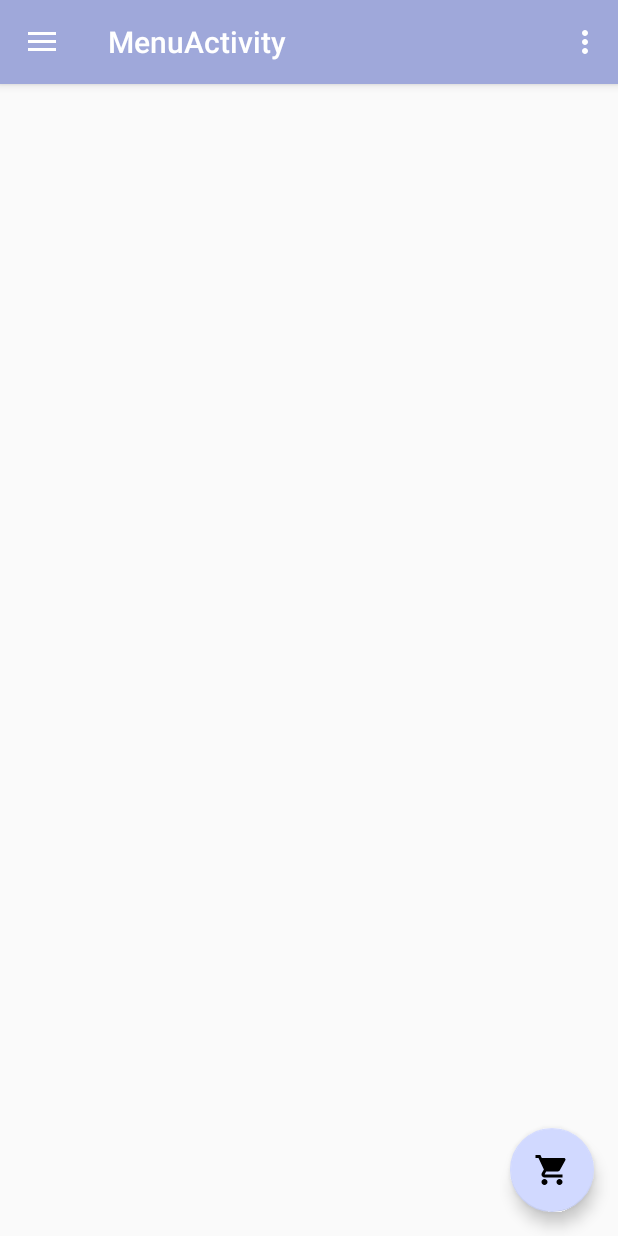
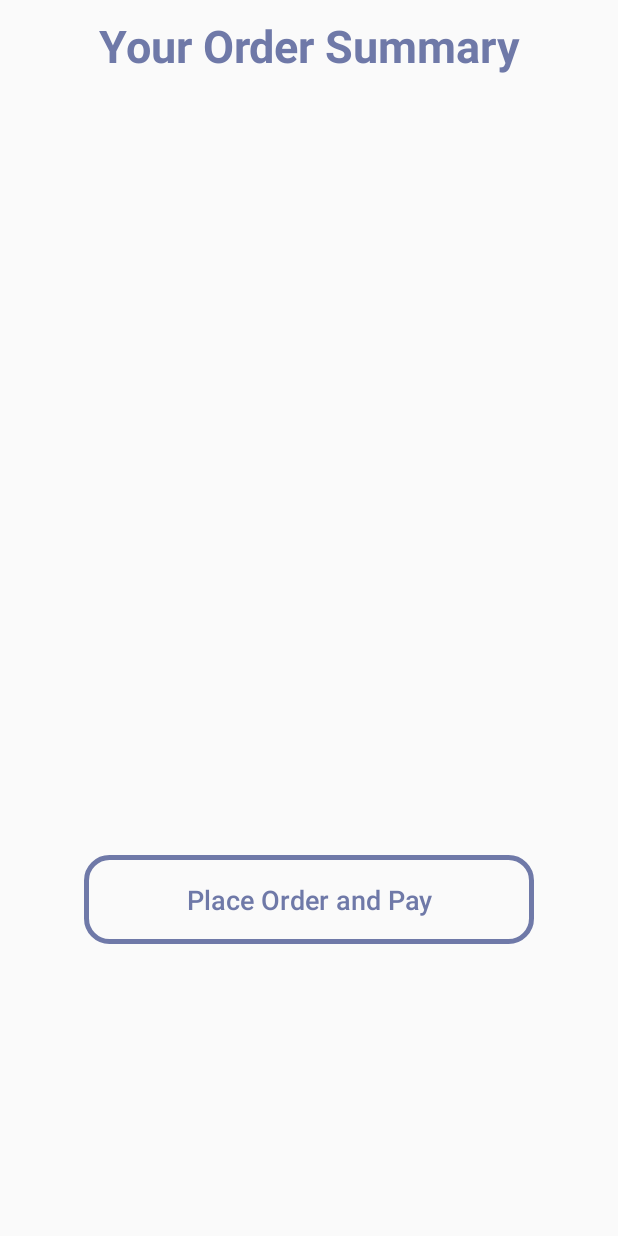
Before and after one commit to nindyahapsari/BubTeaApp, an Android app: the MenuActivity screen opened directly, with no data from a screen before it, in the side drawer, after a tap on "Cart", on a phone screen of 412 x 824 dp. Run offline under Robolectric (Android 15) with nearby library versions, the phone set to English and light mode, and no system bars; our stand-ins replace Firebase (no records; nobody signed in at launch, a user with empty details on screens opened directly), Picasso; libraries missing offline, so code that uses them is left out: io.paperdb; 3 statements that could not run were skipped.

Commit message:
Made change for the UI main layout, update cart function and cart UI

```diff
--- a/app/src/main/AndroidManifest.xml
+++ b/app/src/main/AndroidManifest.xml
@@ -14,7 +14,8 @@
         android:supportsRtl="true"
         android:theme="@style/AppTheme"
         tools:ignore="AllowBackup">
-        <activity android:name=".ProductDetailActivity"></activity>
+        <activity android:name=".CartActivity"></activity>
+        <activity android:name=".ProductDetailActivity" />
         <activity
             android:name=".MenuActivity"
             android:label="@string/title_activity_menu"
--- /dev/null
+++ b/app/src/main/java/com/nindyahapsari/bubteatapp/CartActivity.java
@@ -0,0 +1,97 @@
+package com.nindyahapsari.bubteatapp;
+
+import android.support.annotation.NonNull;
+import android.support.v7.app.AppCompatActivity;
+import android.os.Bundle;
+import android.support.v7.widget.LinearLayoutManager;
+import android.support.v7.widget.RecyclerView;
+import android.view.LayoutInflater;
+import android.view.View;
+import android.view.ViewGroup;
+
+import com.firebase.ui.database.FirebaseListAdapter;
+import com.firebase.ui.database.FirebaseRecyclerAdapter;
+import com.firebase.ui.database.FirebaseRecyclerOptions;
+import com.google.firebase.database.DatabaseReference;
+import com.google.firebase.database.FirebaseDatabase;
+import com.nindyahapsari.bubteatapp.Models.Cart;
+import com.nindyahapsari.bubteatapp.Prevalent.Prevalent;
+import com.nindyahapsari.bubteatapp.ViewHolder.CartViewHolder;
+import com.nindyahapsari.bubteatapp.ViewHolder.ProductViewHolder;
+
+import io.paperdb.Paper;
+
+import static com.nindyahapsari.bubteatapp.ProductDetailActivity.EXTRA_QUANTITY;
+import static com.nindyahapsari.bubteatapp.ProductDetailActivity.EXTRA_TEA_NAME;
+import static com.nindyahapsari.bubteatapp.ProductDetailActivity.EXTRA_TOTAL_PRICE;
+
+public class CartActivity extends AppCompatActivity {
+
+
+    private DatabaseReference mAdminViewDB;
+    private RecyclerView mRecyclerView;
+    RecyclerView.LayoutManager layoutManager;
+
+
+    @Override
+    protected void onCreate(Bundle savedInstanceState) {
+        super.onCreate(savedInstanceState);
+        setContentView(R.layout.activity_cart);
+
+
+        Paper.init(this);
+
+        mRecyclerView = findViewById(R.id.recycler_cart);
+        mRecyclerView.setHasFixedSize(true);
+        layoutManager = new LinearLayoutManager(this);
+        mRecyclerView.setLayoutManager(layoutManager);
+
+
+
+    }
+
+    @Override
+    protected void onStart() {
+        super.onStart();
+
+
+        mAdminViewDB = FirebaseDatabase.getInstance().getReference().child("Cart List");
+
+
+        FirebaseRecyclerOptions<Cart> options = new FirebaseRecyclerOptions.Builder<Cart>()
+                .setQuery(mAdminViewDB.child("User View")
+                        .child(Prevalent.mCurrentOnlineUser.getPhone())
+                        .child("Products"), Cart.class)
+                .build();
+
+
+        FirebaseRecyclerAdapter<Cart, CartViewHolder> adapter = new FirebaseRecyclerAdapter<Cart, CartViewHolder>(options) {
+            @Override
+            protected void onBindViewHolder(@NonNull CartViewHolder holder, int position, @NonNull Cart model) {
+
+                holder.mCartName.setText(model.getName());
+                holder.mCartDate.setText(model.getDate());
+                holder.mCartQuantity.setText(String.valueOf(model.getQuantity()));
+                holder.mCartTotalPrice.setText(String.valueOf(model.getTotalprice()));
+
+
+
+            }
+
+            @NonNull
+            @Override
+            public CartViewHolder onCreateViewHolder(@NonNull ViewGroup parent, int viewType) {
+
+                View view = LayoutInflater.from(parent.getContext()).inflate(R.layout.cart_list_item, parent, false);
+                CartViewHolder holder = new CartViewHolder(view);
+                return holder;
+
+            }
+
+        };
+
+        mRecyclerView.setAdapter(adapter);
+        adapter.startListening();
+
+    }
+}
--- a/app/src/main/java/com/nindyahapsari/bubteatapp/MenuActivity.java
+++ b/app/src/main/java/com/nindyahapsari/bubteatapp/MenuActivity.java
@@ -64,6 +64,7 @@ public class MenuActivity extends AppCompatActivity
 
 
         Toolbar toolbar = (Toolbar) findViewById(R.id.toolbar);
+        toolbar.setTitle("Menu");
         setSupportActionBar(toolbar);
 
         FloatingActionButton fab = (FloatingActionButton) findViewById(R.id.fab_cart);
@@ -176,6 +177,9 @@ public class MenuActivity extends AppCompatActivity
 
         } else if (id == R.id.nav_cart) {
 
+            Intent intent = new Intent(MenuActivity.this, CartActivity.class);
+            startActivity(intent);
+
         } else if (id == R.id.nav_order) {
 
         } else if (id == R.id.nav_logout) {
--- /dev/null
+++ b/app/src/main/res/layout/activity_cart.xml
@@ -0,0 +1,47 @@
+<?xml version="1.0" encoding="utf-8"?>
+
+
+<RelativeLayout xmlns:android="http://schemas.android.com/apk/res/android"
+    xmlns:app="http://schemas.android.com/apk/res-auto"
+    xmlns:tools="http://schemas.android.com/tools"
+    android:layout_width="match_parent"
+    android:layout_height="match_parent"
+    tools:context=".CartActivity">
+
+    <TextView
+        android:id="@+id/cartlist_header_order"
+        android:layout_width="match_parent"
+        android:layout_height="wrap_content"
+        android:padding="10dp"
+        android:text="@string/order_summary"
+        android:textAlignment="center"
+        android:textColor="@color/colorPrimaryDark"
+        android:textSize="30sp"
+        android:textStyle="bold" />
+
+    <android.support.v7.widget.RecyclerView
+        android:id="@+id/recycler_cart"
+        android:layout_width="match_parent"
+        android:layout_height="match_parent"
+        android:layout_alignTop="@+id/cartlist_header_order"
+        android:layout_marginTop="55dp"
+        android:layout_marginBottom="100dp"
+        android:scrollbars="vertical">
+
+    </android.support.v7.widget.RecyclerView>
+
+    <Button
+        android:id="@+id/detail_place_order"
+        android:layout_width="300dp"
+        android:layout_height="wrap_content"
+        android:layout_centerHorizontal="true"
+        android:layout_marginTop="570dp"
+        android:background="@drawable/input_design"
+        android:padding="17dp"
+        android:text="Place Order and Pay"
+        android:textAllCaps="false"
+        android:textColor="@color/colorPrimaryDark"
+        android:textSize="18sp" />
+
+
+</RelativeLayout>
--- /dev/null
+++ b/app/src/main/res/layout/popout_payment_method.xml
@@ -0,0 +1,6 @@
+<?xml version="1.0" encoding="utf-8"?>
+<android.support.constraint.ConstraintLayout
+    xmlns:android="http://schemas.android.com/apk/res/android" android:layout_width="match_parent"
+    android:layout_height="match_parent">
+
+</android.support.constraint.ConstraintLayout>
--- a/app/src/main/res/layout/products_item_layout.xml
+++ b/app/src/main/res/layout/products_item_layout.xml
@@ -10,8 +10,6 @@
     android:layout_marginEnd="15dp"
     app:cardElevation="15dp"
     >
-
-
 
 
     <RelativeLayout
```
Also changed, not shown: app/src/main/java/com/nindyahapsari/bubteatapp/Models/Cart.java (added, +51 -0 lines), app/src/main/java/com/nindyahapsari/bubteatapp/ProductDetailActivity.java (+4 -4 lines), app/src/main/java/com/nindyahapsari/bubteatapp/ViewHolder/CartViewHolder.java (added, +50 -0 lines), app/src/main/res/layout/activity_main.xml (+9 -13 lines), app/src/main/res/layout/cart_list_item.xml (added, +141 -0 lines), app/src/main/res/values/strings.xml (+14 -1 lines).
